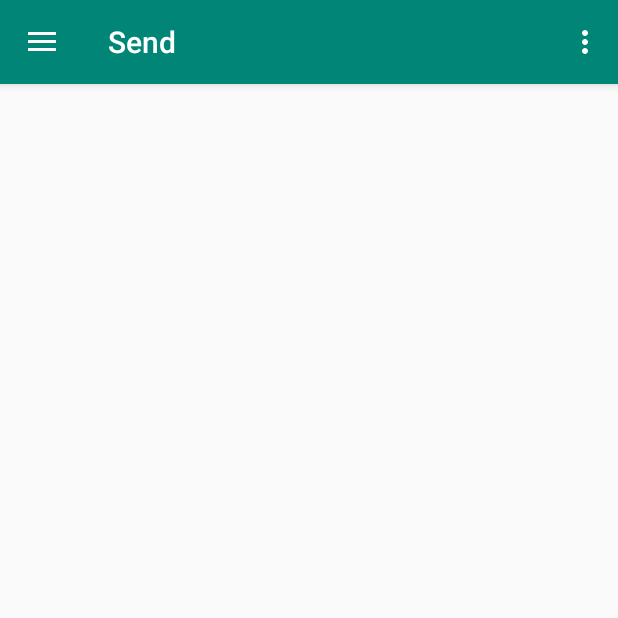
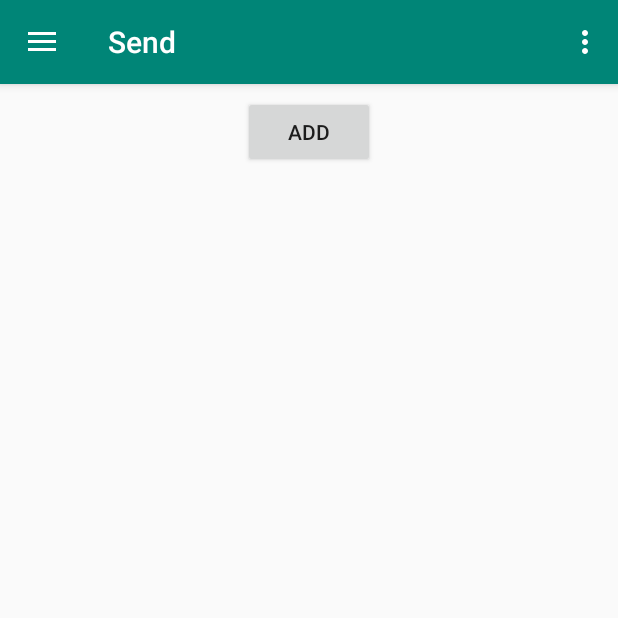
Before and after one commit to atmajap/TimerNav, an Android app: the screen it shows after launch (MainActivity), in the side drawer, after a tap on "Send", on a phone screen of 412 x 824 dp, the top half of it. Run offline under Robolectric (Android 15) with nearby library versions, the phone set to English and light mode, and no system bars; our stand-ins replace data binding, navigation-ui; libraries missing offline, so code that uses them is left out: com.opencsv.

```diff
--- a/app/build.gradle
+++ b/app/build.gradle
@@ -54,7 +54,7 @@ dependencies {
     implementation 'de.hdodenhof:circleimageview:3.0.1'
     implementation 'androidx.recyclerview:recyclerview'
     implementation 'com.github.PhilJay:MPAndroidChart:v3.1.0'
-
+    implementation 'com.opencsv:opencsv:4.6'
 
     implementation 'androidx.lifecycle:lifecycle-viewmodel-ktx:2.1.0'
     testImplementation 'junit:junit:4.12'
--- a/app/src/main/AndroidManifest.xml
+++ b/app/src/main/AndroidManifest.xml
@@ -4,6 +4,7 @@
     package="com.example.timernav">
 
     <uses-permission android:name="android.permission.INTERNET" />
+    <uses-permission android:name="android.permission.WRITE_EXTERNAL_STORAGE"/>
 
     <application
         android:name=".utils.AppAplication"
--- a/app/src/main/java/com/example/timernav/ui/send/SendFragment.kt
+++ b/app/src/main/java/com/example/timernav/ui/send/SendFragment.kt
@@ -1,20 +1,22 @@
 package com.example.timernav.ui.send
 
-import android.content.Intent
-import android.database.Cursor
-import android.database.sqlite.SQLiteDatabase
+import android.Manifest
+import android.app.Activity
+import android.content.pm.PackageManager
+import android.os.Build
 import android.os.Bundle
 import android.os.Environment
 import android.view.LayoutInflater
 import android.view.View
 import android.view.ViewGroup
+import androidx.core.app.ActivityCompat
 import androidx.fragment.app.Fragment
 import androidx.lifecycle.ViewModelProviders
-import com.example.timernav.R
-import com.example.timerretrofit.DataBaseHandler
+import com.example.timernav.databinding.FragmentSendBinding
 import com.opencsv.CSVWriter
-import java.io.File
 import java.io.FileWriter
+import java.io.IOException
+
 
 class SendFragment : Fragment() {
 
@@ -27,7 +29,49 @@ class SendFragment : Fragment() {
     ): View? {
         sendViewModel =
             ViewModelProviders.of(this).get(SendViewModel::class.java)
-        val root = inflater.inflate(R.layout.fragment_send, container, false)
+
+        val binding = FragmentSendBinding.inflate(layoutInflater, container, false)
+        val view = binding.root
+
+        val PERMISSIONS = arrayOf(
+            Manifest.permission.WRITE_EXTERNAL_STORAGE,
+            Manifest.permission.READ_EXTERNAL_STORAGE
+        )
+
+        // Here, thisActivity is the current activity
+        if (Build.VERSION.SDK_INT >= 23) {
+            if (context!!.checkSelfPermission(Manifest.permission.WRITE_EXTERNAL_STORAGE)!= PackageManager.PERMISSION_GRANTED
+            ) {
+                    // No explanation needed, we can request the permission.
+                    ActivityCompat.requestPermissions(activity as Activity, PERMISSIONS, 2)
+            } else {
+                // Permission has already been granted
+            }
+        }
+
+        val csv =
+            Environment.getExternalStorageDirectory().absolutePath + "/test.csv"
+
+        //by Hiting button csv will create inside phone storage.
+        binding.buttonAdd.setOnClickListener(View.OnClickListener {
+            var writer: CSVWriter? = null
+            try {
+                writer = CSVWriter(FileWriter(csv))
+
+                val data = ArrayList<Array<String>>()
+                data.add(arrayOf("Country", "Capital"))
+                data.add(arrayOf("India", "New Delhi"))
+                data.add(arrayOf("United States", "Washington D.C"))
+                data.add(arrayOf("Germany", "Berlin"))
+
+                writer.writeAll(data) // data is adding to csv
+
+                writer.close()
+            } catch (e: IOException) {
+                e.printStackTrace()
+            }
+        })
+
 /*        val db = DataBaseHandler()
         val exportDir = File(Environment.getExternalStorageDirectory(), "")
         if(!exportDir.exists()){
@@ -43,14 +87,14 @@ class SendFragment : Fragment() {
         val filename = "test.csv"
         val filelocation = File(Environment.getExternalStorageDirectory().absolutePath, filename)
         val path = Uri.fromFile(filelocation)*/
-        val intent = Intent(Intent.ACTION_SEND)
-        intent.setType("text/html")
-        intent.putExtra(Intent.EXTRA_EMAIL, arrayOf<String>("sendTo@email.com"))
-        intent.putExtra(Intent.EXTRA_CC, arrayOf<String>("CC@email.com"))
-        intent.putExtra(Intent.EXTRA_BCC, arrayOf<String>("BCC@email.com"))
-        intent.putExtra(Intent.EXTRA_SUBJECT, "Email Subject")
+//        val intent = Intent(Intent.ACTION_SEND)
+//        intent.setType("text/html")
+//        intent.putExtra(Intent.EXTRA_EMAIL, arrayOf<String>("sendTo@email.com"))
+//        intent.putExtra(Intent.EXTRA_CC, arrayOf<String>("CC@email.com"))
+//        intent.putExtra(Intent.EXTRA_BCC, arrayOf<String>("BCC@email.com"))
+//        intent.putExtra(Intent.EXTRA_SUBJECT, "Email Subject")
         //intent.putExtra(Intent.EXTRA_STREAM, path)
-        startActivity(intent)
-        return root
+//        startActivity(intent)
+        return view
     }
 }
--- a/app/src/main/res/layout/fragment_send.xml
+++ b/app/src/main/res/layout/fragment_send.xml
@@ -1,4 +1,5 @@
 <?xml version="1.0" encoding="utf-8"?>
+<layout>
 <androidx.constraintlayout.widget.ConstraintLayout xmlns:android="http://schemas.android.com/apk/res/android"
     xmlns:app="http://schemas.android.com/apk/res-auto"
     android:layout_width="match_parent"
@@ -16,4 +17,15 @@
         app:layout_constraintEnd_toEndOf="parent"
         app:layout_constraintStart_toStartOf="parent"
         app:layout_constraintTop_toTopOf="parent" />
+
+    <Button
+        android:id="@+id/buttonAdd"
+        android:layout_width="wrap_content"
+        android:layout_height="wrap_content"
+        android:text="Add"
+        app:layout_constraintEnd_toEndOf="parent"
+        app:layout_constraintStart_toStartOf="parent"
+        app:layout_constraintTop_toTopOf="@id/text_send"/>
+
 </androidx.constraintlayout.widget.ConstraintLayout>
+</layout>
```
Also changed, not shown: app/src/main/java/com/example/timernav/ui/log/chart/LogChartActivity.kt (+4 -4 lines).
